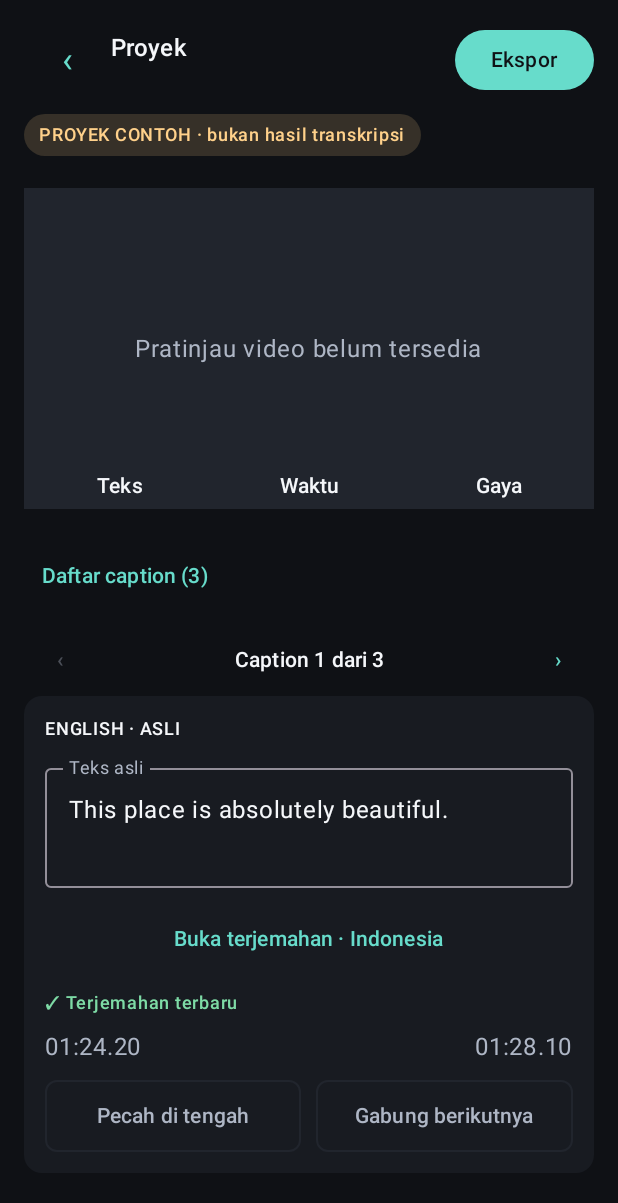
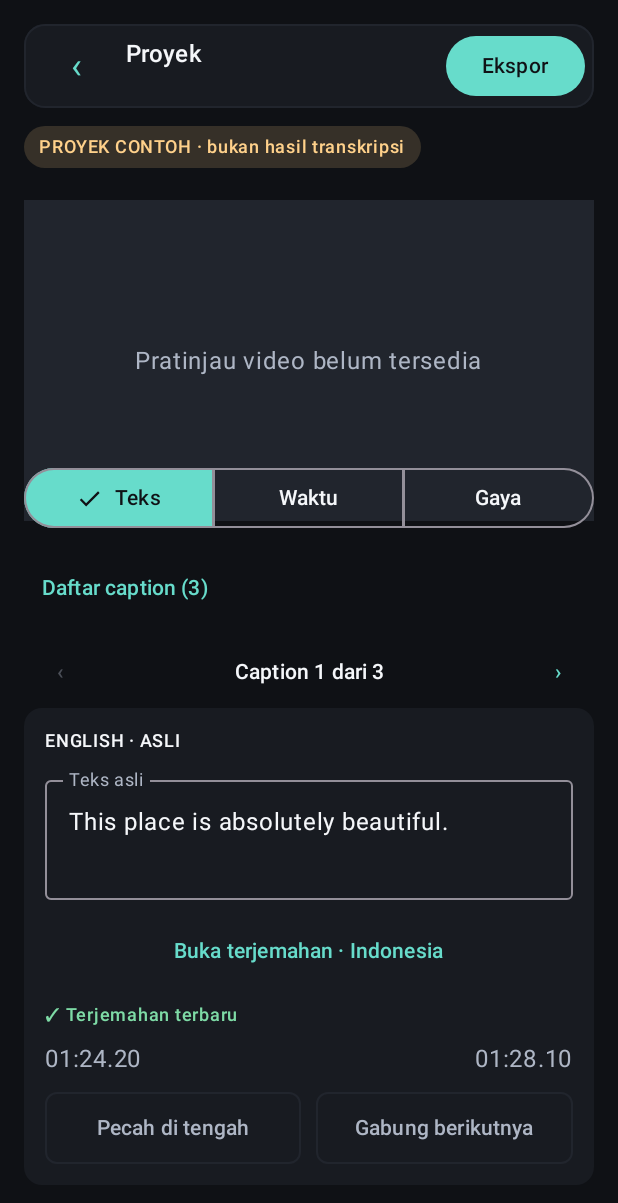
Before and after one commit to ferdilpu-sudo/Subloka, an Android app built with Jetpack Compose: the composable EditorScreen called with sample values from the repository, on a phone screen of 412 x 824 dp. Shown: the top 1203 px of the screen. Run offline under Robolectric (Android 15) with nearby library versions, the light colour scheme and no system bars; pictures from the network do not load.

Commit message:
qa: integrate EditorScreen.kt from reviewed ui/autocap-mobile-editor-v1

```diff
--- a/feature/editor/src/main/java/app/subloka/feature/editor/EditorScreen.kt
+++ b/feature/editor/src/main/java/app/subloka/feature/editor/EditorScreen.kt
@@ -1,10 +1,15 @@
 package app.subloka.feature.editor
 
+import androidx.compose.foundation.BorderStroke
+import androidx.compose.foundation.shape.RoundedCornerShape
 import androidx.compose.foundation.rememberScrollState
 import androidx.compose.foundation.verticalScroll
 import androidx.compose.material3.TextButton
 import androidx.compose.material3.FilledTonalButton
-import androidx.compose.material3.Tab
+import androidx.compose.material3.SingleChoiceSegmentedButtonRow
+import androidx.compose.material3.SegmentedButton
+import androidx.compose.material3.SegmentedButtonDefaults
+import androidx.compose.material3.Surface
 import androidx.compose.ui.text.style.TextOverflow
 import androidx.compose.ui.semantics.contentDescription
 import androidx.compose.ui.semantics.semantics
@@ -270,16 +275,25 @@ private fun ProjectTopBar(
     exportAvailable: Boolean,
     onRetrySave: (() -> Unit)?,
 ) {
+    // AutoCap-inspired studio header: project and save state have their own hierarchy.
+    // Keep navigation/export actions reachable without growing the tool area.
+    Surface(
+        modifier = Modifier.fillMaxWidth(),
+        color = SubLokaColors.Surface,
+        shape = RoundedCornerShape(14.dp),
+        border = BorderStroke(1.dp, SubLokaColors.SurfaceHigh),
+    ) {
         Row(
-        modifier = Modifier.fillMaxWidth(),
-        horizontalArrangement = Arrangement.SpaceBetween,
+            modifier = Modifier.padding(horizontal = 6.dp, vertical = 4.dp),
+            horizontalArrangement = Arrangement.spacedBy(4.dp),
             verticalAlignment = Alignment.CenterVertically,
         ) {
             TextButton(onClick = onBack, modifier = Modifier.semantics { contentDescription = "Kembali" }) {
                 Text("‹", style = MaterialTheme.typography.headlineSmall)
             }
             Column(modifier = Modifier.weight(1f)) {
-            Text(title, maxLines = 1, overflow = TextOverflow.Ellipsis, style = MaterialTheme.typography.titleMedium)
+                Text(title, maxLines = 1, overflow = TextOverflow.Ellipsis,
+                    style = MaterialTheme.typography.titleMedium)
                 Text(saveStatusText, maxLines = 2, overflow = TextOverflow.Ellipsis,
                     color = if (saveFailed) SubLokaColors.Error else SubLokaColors.TextSecondary,
                     style = MaterialTheme.typography.labelSmall)
@@ -290,18 +304,26 @@ private fun ProjectTopBar(
             FilledTonalButton(onClick = onExport, enabled = exportAvailable) { Text("Ekspor") }
         }
     }
+}
 
 @Composable
 private fun WorkspaceSwitcher(workspace: EditorWorkspace, onWorkspaceChange: (EditorWorkspace) -> Unit) {
-    Row(modifier = Modifier.fillMaxWidth(), horizontalArrangement = Arrangement.SpaceEvenly) {
-        EditorWorkspace.entries.forEach { item ->
-            Tab(selected = workspace == item, onClick = { onWorkspaceChange(item) },
-                modifier = Modifier.weight(1f),
-                text = { Text(when (item) {
+    // Compact segmented navigation makes the selected tool explicit on touch screens.
+    // These are editor workspaces, not new application-level destinations.
+    SingleChoiceSegmentedButtonRow(modifier = Modifier.fillMaxWidth()) {
+        EditorWorkspace.entries.forEachIndexed { index, item ->
+            SegmentedButton(
+                selected = workspace == item,
+                onClick = { onWorkspaceChange(item) },
+                shape = SegmentedButtonDefaults.itemShape(index, EditorWorkspace.entries.size),
+                label = {
+                    Text(when (item) {
                         EditorWorkspace.CAPTION -> "Teks"
                         EditorWorkspace.TIMING -> "Waktu"
                         EditorWorkspace.STYLE -> "Gaya"
-                }) })
+                    })
+                },
+            )
         }
     }
 }
```
Lines whose indentation alone changed are shown as unchanged.
